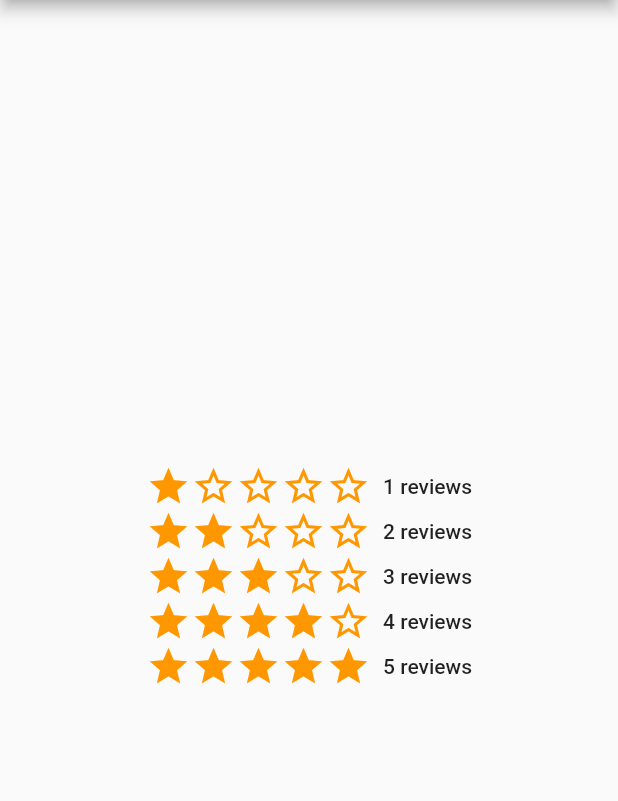
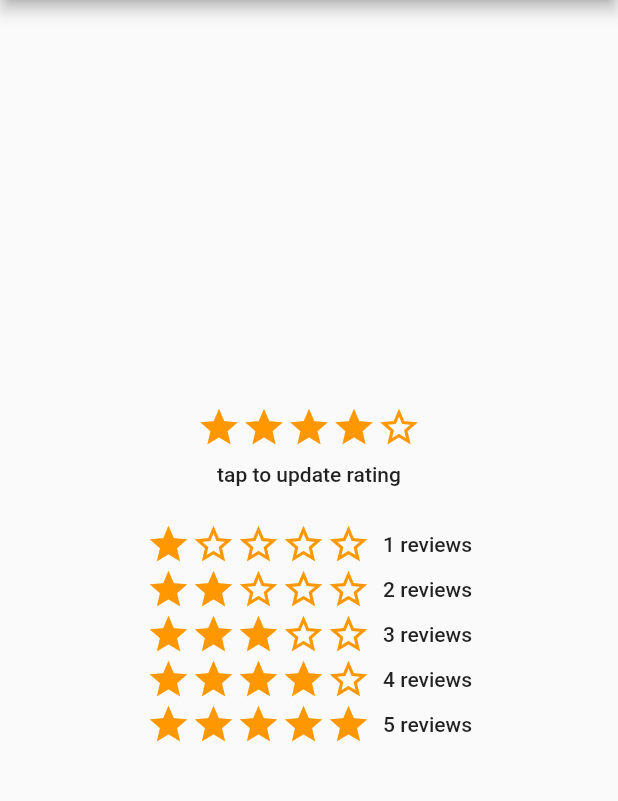
Before and after one commit to Mamun361054/awesome_rating, a Flutter app: the screen it shows after launch, on a phone screen of 412 x 824 dp, the part 84-885 px from its top. Run offline on Flutter 3.47's test engine with Material 2 defaults, Android fonts, the phone set to English and light mode, and no system bars.

```diff
--- a/example/lib/main.dart
+++ b/example/lib/main.dart
@@ -1,5 +1,5 @@
+import 'package:flutter/material.dart';
 import 'package:awesome_rating/awesome_rating.dart';
-import 'package:flutter/material.dart';
 
 void main() {
   runApp(const MyApp());
@@ -12,17 +12,8 @@ class MyApp extends StatelessWidget {
   @override
   Widget build(BuildContext context) {
     return MaterialApp(
-      title: 'Flutter Demo',
+      title: 'Flutter Awesome rating',
       theme: ThemeData(
-        // This is the theme of your application.
-        //
-        // Try running your application with "flutter run". You'll see the
-        // application has a blue toolbar. Then, without quitting the app, try
-        // changing the primarySwatch below to Colors.green and then invoke
-        // "hot reload" (press "r" in the console where you ran "flutter run",
-        // or simply save your changes to "hot reload" in a Flutter IDE).
-        // Notice that the counter didn't reset back to zero; the application
-        // is not restarted.
         primarySwatch: Colors.blue,
       ),
       home: const MyHomePage(title: 'Awesome rating Page'),
@@ -32,15 +23,6 @@ class MyApp extends StatelessWidget {
 
 class MyHomePage extends StatefulWidget {
   const MyHomePage({Key? key, required this.title}) : super(key: key);
-
-  // This widget is the home page of your application. It is stateful, meaning
-  // that it has a State object (defined below) that contains fields that affect
-  // how it looks.
-
-  // This class is the configuration for the state. It holds the values (in this
-  // case the title) provided by the parent (in this case the App widget) and
-  // used by the build method of the State. Fields in a Widget subclass are
-  // always marked "final".
 
   final String title;
 
@@ -52,12 +34,7 @@ class _MyHomePageState extends State<MyHomePage> {
 
   @override
   Widget build(BuildContext context) {
-    // This method is rerun every time setState is called, for instance as done
-    // by the _incrementCounter method above.
-    //
-    // The Flutter framework has been optimized to make rerunning build methods
-    // fast, so that you can just rebuild anything that needs updating rather
-    // than having to individually change instances of widgets.
+
     return Scaffold(
       appBar: AppBar(
         // Here we take the value from the MyHomePage object that was created by
@@ -68,6 +45,25 @@ class _MyHomePageState extends State<MyHomePage> {
         // Center is a layout widget. It takes a single child and positions it
         // in the middle of the parent.
         child: Column(
+          mainAxisAlignment: MainAxisAlignment.center,
+          children: const <Widget>[
+            _DemoItem2(),
+            SizedBox(height: 24.0,),
+            _DemoItem1(),
+          ],
+        ),
+      ),
+    );
+  }
+}
+
+class _DemoItem1 extends StatelessWidget {
+
+  const _DemoItem1({Key? key}) : super(key: key);
+
+  @override
+  Widget build(BuildContext context) {
+    return Column(
       mainAxisAlignment: MainAxisAlignment.center,
       children: <Widget>[
         Row(
@@ -156,8 +152,44 @@ class _MyHomePageState extends State<MyHomePage> {
           ],
         ),
       ],
-        ),
-      ),
     );
   }
 }
+
+class _DemoItem2 extends StatefulWidget {
+  const _DemoItem2({Key? key}) : super(key: key);
+
+  @override
+  State<_DemoItem2> createState() => _DemoItem2State();
+}
+
+class _DemoItem2State extends State<_DemoItem2> {
+
+  double rating = 4.0;
+
+  @override
+  Widget build(BuildContext context) {
+    return Column(
+      mainAxisAlignment: MainAxisAlignment.center,
+      children: <Widget>[
+        AwesomeStarRating(
+          starCount: 5,
+          rating: rating,
+          size: 30.0,
+          color: Colors.orange,
+          onRatingChanged: (double value){
+            setState((){
+              rating = value;
+            });
+          },
+          borderColor: Colors.orange,
+        ),
+        const SizedBox(height: 8.0),
+        Text(
+          'tap to update rating',
+          style: Theme.of(context).textTheme.bodyText1,
+        ),
+      ],
+    );
+  }
+}
--- a/lib/awesome_rating.dart
+++ b/lib/awesome_rating.dart
@@ -1,89 +1,2 @@
-library awesome_rating;
 
-import 'package:flutter/material.dart';
-
-typedef RatingChangeCallback = void Function(double rating);
-
-class AwesomeStarRating extends StatelessWidget {
-  final int starCount;
-  final double rating;
-  final RatingChangeCallback? onRatingChanged;
-  final Color? color;
-  final Color? borderColor;
-  final double size;
-  final bool allowHalfRating;
-  final IconData? filledIconData;
-  final IconData? halfFilledIconData;
-  final IconData? defaultIconData;
-  final double spacing;
-
-  const AwesomeStarRating({
-    Key? key,
-    this.starCount = 5,
-    this.spacing = 0.0,
-    this.rating = 0.0,
-    this.defaultIconData,
-    this.onRatingChanged,
-    this.color,
-    this.borderColor,
-    this.size = 25,
-    this.filledIconData,
-    this.halfFilledIconData,
-    this.allowHalfRating = true,
-  }) : super(key: key);
-
-  Widget buildStar(BuildContext context, int index) {
-    Icon icon;
-    if (index >= rating) {
-      icon = Icon(
-        defaultIconData ?? Icons.star_border,
-        color: borderColor ?? Theme.of(context).primaryColor,
-        size: size,
-      );
-    } else if (index > rating - (allowHalfRating ? 0.5 : 1.0) && index < rating) {
-      icon = Icon(
-        halfFilledIconData ?? Icons.star_half,
-        color: color ?? Theme.of(context).primaryColor,
-        size: size,
-      );
-    } else {
-      icon = Icon(
-        filledIconData ?? Icons.star,
-        color: color ?? Theme.of(context).primaryColor,
-        size: size,
-      );
-    }
-
-    return GestureDetector(
-      onTap: () {
-        if (onRatingChanged != null) onRatingChanged!(index + 1.0);
-      },
-      onHorizontalDragUpdate: (dragDetails) {
-        RenderBox box = context.findRenderObject() as RenderBox;
-        var pos = box.globalToLocal(dragDetails.globalPosition);
-        var i = pos.dx / size;
-        var newRating = allowHalfRating ? i : i.round().toDouble();
-        if (newRating > starCount) {
-          newRating = starCount.toDouble();
-        }
-        if (newRating < 0) {
-          newRating = 0.0;
-        }
-        if (onRatingChanged != null) onRatingChanged!(newRating);
-      },
-      child: icon,
-    );
-  }
-
-  @override
-  Widget build(BuildContext context) {
-    return Material(
-      color: Colors.transparent,
-      child: Wrap(
-          alignment: WrapAlignment.start,
-          spacing: spacing,
-          children:
-              List.generate(starCount, (index) => buildStar(context, index))),
-    );
-  }
-}
+export 'package:awesome_rating/src/awesome_rating.dart';
--- /dev/null
+++ b/lib/src/awesome_rating.dart
@@ -0,0 +1,89 @@
+library awesome_rating;
+
+import 'package:flutter/material.dart';
+
+typedef RatingChangeCallback = void Function(double rating);
+
+class AwesomeStarRating extends StatelessWidget {
+  final int starCount;
+  final double rating;
+  final RatingChangeCallback? onRatingChanged;
+  final Color? color;
+  final Color? borderColor;
+  final double size;
+  final bool allowHalfRating;
+  final IconData? filledIconData;
+  final IconData? halfFilledIconData;
+  final IconData? defaultIconData;
+  final double spacing;
+
+  const AwesomeStarRating({
+    Key? key,
+    this.starCount = 5,
+    this.spacing = 0.0,
+    this.rating = 0.0,
+    this.defaultIconData,
+    this.onRatingChanged,
+    this.color,
+    this.borderColor,
+    this.size = 25,
+    this.filledIconData,
+    this.halfFilledIconData,
+    this.allowHalfRating = true,
+  }) : super(key: key);
+
+  Widget buildStar(BuildContext context, int index) {
+    Icon icon;
+    if (index >= rating) {
+      icon = Icon(
+        defaultIconData ?? Icons.star_border,
+        color: borderColor ?? Theme.of(context).primaryColor,
+        size: size,
+      );
+    } else if (index > rating - (allowHalfRating ? 0.5 : 1.0) && index < rating) {
+      icon = Icon(
+        halfFilledIconData ?? Icons.star_half,
+        color: color ?? Theme.of(context).primaryColor,
+        size: size,
+      );
+    } else {
+      icon = Icon(
+        filledIconData ?? Icons.star,
+        color: color ?? Theme.of(context).primaryColor,
+        size: size,
+      );
+    }
+
+    return GestureDetector(
+      onTap: () {
+        if (onRatingChanged != null) onRatingChanged!(index + 1.0);
+      },
+      onHorizontalDragUpdate: (dragDetails) {
+        RenderBox box = context.findRenderObject() as RenderBox;
+        var pos = box.globalToLocal(dragDetails.globalPosition);
+        var i = pos.dx / size;
+        var newRating = allowHalfRating ? i : i.round().toDouble();
+        if (newRating > starCount) {
+          newRating = starCount.toDouble();
+        }
+        if (newRating < 0) {
+          newRating = 0.0;
+        }
+        if (onRatingChanged != null) onRatingChanged!(newRating);
+      },
+      child: icon,
+    );
+  }
+
+  @override
+  Widget build(BuildContext context) {
+    return Material(
+      color: Colors.transparent,
+      child: Wrap(
+          alignment: WrapAlignment.start,
+          spacing: spacing,
+          children:
+              List.generate(starCount, (index) => buildStar(context, index))),
+    );
+  }
+}
```
Also changed, not shown: example/pubspec.lock, images/screenshot-2.png (added), 1 other file. Lines whose indentation alone changed are shown as unchanged.
